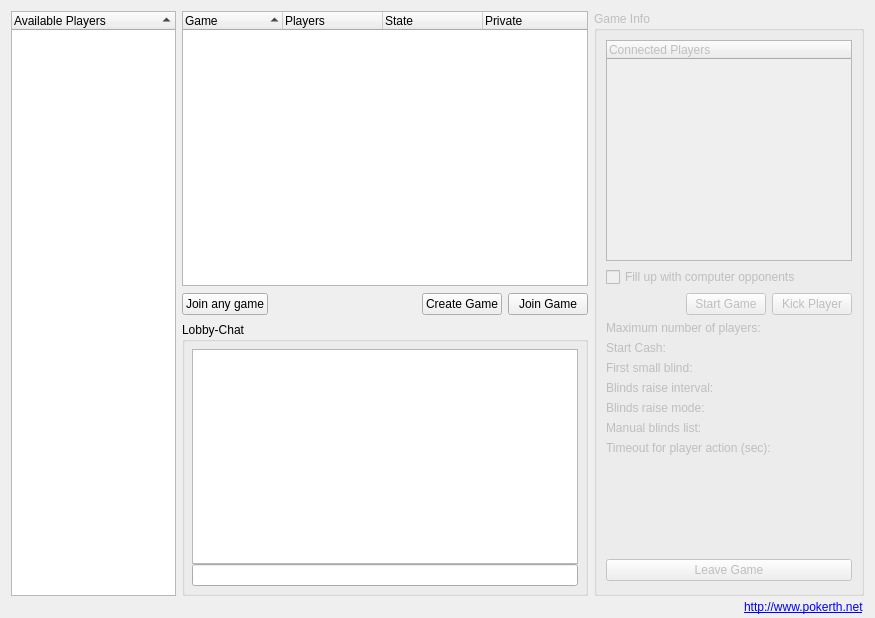
The window that src/gui/qt/gamelobbydialog.ui (pokerth/pokerth) describes before a commit, drawn with Qt 5.
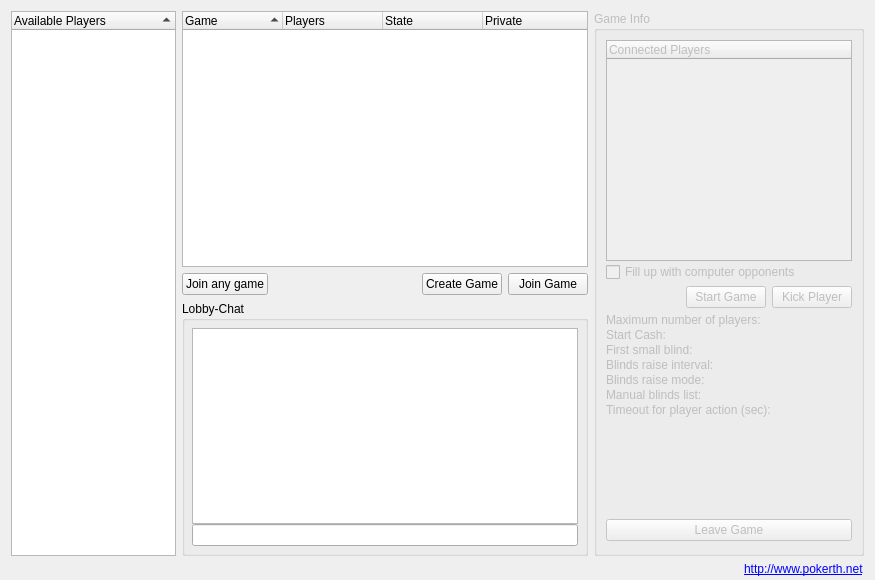
The same window after the commit. Custom widgets are drawn as their Qt base class.

Commit message: final 0.7 translation - small gamelobby fixes for netbook support

```diff
--- a/src/gui/qt/gamelobbydialog.ui
+++ b/src/gui/qt/gamelobbydialog.ui
@@ -1,24 +1,24 @@
 <ui version="4.0" >
  <class>gameLobbyDialog</class>
- <widget class="QDialog" name="gameLobbyDialog" >
-  <property name="geometry" >
+ <widget class="QDialog" name="gameLobbyDialog">
+  <property name="geometry">
    <rect>
     <x>0</x>
     <y>0</y>
     <width>875</width>
-    <height>618</height>
+    <height>580</height>
    </rect>
   </property>
-  <property name="sizePolicy" >
-   <sizepolicy vsizetype="Fixed" hsizetype="Fixed" >
+  <property name="sizePolicy">
+   <sizepolicy hsizetype="Expanding" vsizetype="MinimumExpanding">
     <horstretch>0</horstretch>
     <verstretch>0</verstretch>
    </sizepolicy>
   </property>
-  <property name="minimumSize" >
+  <property name="minimumSize">
    <size>
     <width>875</width>
-    <height>618</height>
+    <height>580</height>
    </size>
   </property>
   <property name="windowTitle" >
@@ -28,13 +28,10 @@
    <property name="bottomMargin" >
     <number>4</number>
    </property>
-   <property name="verticalSpacing" >
-    <number>4</number>
-   </property>
-   <item rowspan="3" row="0" column="0" >
-    <widget class="QTreeWidget" name="treeWidget_NickList" >
-     <property name="sizePolicy" >
-      <sizepolicy vsizetype="Expanding" hsizetype="Fixed" >
+   <item row="0" column="0" rowspan="3">
+    <widget class="QTreeWidget" name="treeWidget_NickList">
+     <property name="sizePolicy">
+      <sizepolicy hsizetype="Fixed" vsizetype="Expanding">
        <horstretch>0</horstretch>
        <verstretch>0</verstretch>
       </sizepolicy>
@@ -108,8 +105,8 @@
      <property name="enabled" >
       <bool>false</bool>
      </property>
-     <property name="sizePolicy" >
-      <sizepolicy vsizetype="Preferred" hsizetype="Expanding" >
+     <property name="sizePolicy">
+      <sizepolicy hsizetype="Expanding" vsizetype="Expanding">
        <horstretch>0</horstretch>
        <verstretch>0</verstretch>
       </sizepolicy>
@@ -129,10 +126,13 @@
      <property name="title" >
       <string>Game Info</string>
      </property>
-     <layout class="QGridLayout" >
-      <item row="0" column="0" >
-       <widget class="QTreeWidget" name="treeWidget_connectedPlayers" >
-        <property name="minimumSize" >
+     <layout class="QVBoxLayout" name="verticalLayout">
+      <property name="spacing">
+       <number>1</number>
+      </property>
+      <item>
+       <widget class="QTreeWidget" name="treeWidget_connectedPlayers">
+        <property name="minimumSize">
          <size>
           <width>221</width>
           <height>221</height>
@@ -157,18 +157,24 @@
         </column>
        </widget>
       </item>
-      <item row="1" column="0" >
-       <widget class="QCheckBox" name="checkBox_fillUpWithComputerOpponents" >
-        <property name="text" >
+      <item>
+       <widget class="QCheckBox" name="checkBox_fillUpWithComputerOpponents">
+        <property name="text">
          <string>Fill up with computer opponents</string>
         </property>
        </widget>
       </item>
-      <item row="2" column="0" >
-       <layout class="QHBoxLayout" >
-        <property name="spacing" >
+      <item>
+       <layout class="QHBoxLayout">
+        <property name="spacing">
          <number>6</number>
         </property>
+        <property name="topMargin">
+         <number>3</number>
+        </property>
+        <property name="bottomMargin">
+         <number>4</number>
+        </property>
         <item>
          <spacer>
           <property name="orientation" >
@@ -183,80 +189,80 @@
          </spacer>
         </item>
         <item>
-         <widget class="QPushButton" name="pushButton_StartGame" >
-          <property name="text" >
+         <widget class="QPushButton" name="pushButton_StartGame">
+          <property name="text">
            <string>Start Game</string>
           </property>
          </widget>
         </item>
         <item>
-         <widget class="QPushButton" name="pushButton_Kick" >
-          <property name="text" >
+         <widget class="QPushButton" name="pushButton_Kick">
+          <property name="text">
            <string>Kick Player</string>
           </property>
          </widget>
         </item>
        </layout>
       </item>
-      <item row="3" column="0" >
-       <layout class="QHBoxLayout" >
+      <item>
+       <layout class="QHBoxLayout">
         <item>
-         <widget class="QLabel" name="label_gameDesc1" >
-          <property name="text" >
+         <widget class="QLabel" name="label_gameDesc1">
+          <property name="text">
            <string>Maximum number of players: </string>
           </property>
          </widget>
         </item>
         <item>
-         <widget class="QLabel" name="label_MaximumNumberOfPlayers" >
-          <property name="alignment" >
+         <widget class="QLabel" name="label_MaximumNumberOfPlayers">
+          <property name="alignment">
            <set>Qt::AlignRight|Qt::AlignTrailing|Qt::AlignVCenter</set>
           </property>
          </widget>
         </item>
        </layout>
       </item>
-      <item row="4" column="0" >
-       <layout class="QHBoxLayout" >
+      <item>
+       <layout class="QHBoxLayout">
         <item>
-         <widget class="QLabel" name="label_gameDesc2" >
-          <property name="text" >
+         <widget class="QLabel" name="label_gameDesc2">
+          <property name="text">
            <string>Start Cash: </string>
           </property>
          </widget>
         </item>
         <item>
-         <widget class="QLabel" name="label_StartCash" >
-          <property name="alignment" >
+         <widget class="QLabel" name="label_StartCash">
+          <property name="alignment">
            <set>Qt::AlignRight|Qt::AlignTrailing|Qt::AlignVCenter</set>
           </property>
          </widget>
         </item>
        </layout>
       </item>
-      <item row="5" column="0" >
-       <layout class="QHBoxLayout" >
+      <item>
+       <layout class="QHBoxLayout">
         <item>
-         <widget class="QLabel" name="label_gameDesc3" >
-          <property name="text" >
+         <widget class="QLabel" name="label_gameDesc3">
+          <property name="text">
            <string>First small blind: </string>
           </property>
          </widget>
         </item>
         <item>
-         <widget class="QLabel" name="label_SmallBlind" >
-          <property name="alignment" >
+         <widget class="QLabel" name="label_SmallBlind">
+          <property name="alignment">
            <set>Qt::AlignRight|Qt::AlignTrailing|Qt::AlignVCenter</set>
           </property>
          </widget>
         </item>
        </layout>
       </item>
-      <item row="6" column="0" >
-       <layout class="QHBoxLayout" >
+      <item>
+       <layout class="QHBoxLayout">
         <item>
-         <widget class="QLabel" name="label_gameDesc4" >
-          <property name="text" >
+         <widget class="QLabel" name="label_gameDesc4">
+          <property name="text">
            <string>Blinds raise interval: </string>
           </property>
           <property name="alignment" >
@@ -265,19 +271,19 @@
          </widget>
         </item>
         <item>
-         <widget class="QLabel" name="label_blindsRaiseIntervall" >
-          <property name="alignment" >
+         <widget class="QLabel" name="label_blindsRaiseIntervall">
+          <property name="alignment">
            <set>Qt::AlignRight|Qt::AlignTop|Qt::AlignTrailing</set>
           </property>
          </widget>
         </item>
        </layout>
       </item>
-      <item row="7" column="0" >
-       <layout class="QHBoxLayout" >
+      <item>
+       <layout class="QHBoxLayout">
         <item>
-         <widget class="QLabel" name="label_gameDesc5" >
-          <property name="text" >
+         <widget class="QLabel" name="label_gameDesc5">
+          <property name="text">
            <string>Blinds raise mode: </string>
           </property>
           <property name="alignment" >
@@ -286,8 +292,8 @@
          </widget>
         </item>
         <item>
-         <widget class="QLabel" name="label_blindsRaiseMode" >
-          <property name="text" >
+         <widget class="QLabel" name="label_blindsRaiseMode">
+          <property name="text">
            <string/>
           </property>
           <property name="alignment" >
@@ -300,11 +306,11 @@
         </item>
        </layout>
       </item>
-      <item row="8" column="0" >
-       <layout class="QHBoxLayout" >
+      <item>
+       <layout class="QHBoxLayout">
         <item>
-         <widget class="QLabel" name="label_gameDesc6" >
-          <property name="text" >
+         <widget class="QLabel" name="label_gameDesc6">
+          <property name="text">
            <string>Manual blinds list:</string>
           </property>
           <property name="alignment" >
@@ -313,8 +319,8 @@
          </widget>
         </item>
         <item>
-         <widget class="QLabel" name="label_blindsList" >
-          <property name="text" >
+         <widget class="QLabel" name="label_blindsList">
+          <property name="text">
            <string/>
           </property>
           <property name="alignment" >
@@ -327,25 +333,25 @@
         </item>
        </layout>
       </item>
-      <item row="9" column="0" >
-       <layout class="QHBoxLayout" >
+      <item>
+       <layout class="QHBoxLayout">
         <item>
-         <widget class="QLabel" name="label_gameDesc7" >
-          <property name="text" >
+         <widget class="QLabel" name="label_gameDesc7">
+          <property name="text">
            <string>Timeout for player action (sec): </string>
           </property>
          </widget>
         </item>
         <item>
-         <widget class="QLabel" name="label_TimeoutForPlayerAction" >
-          <property name="alignment" >
+         <widget class="QLabel" name="label_TimeoutForPlayerAction">
+          <property name="alignment">
            <set>Qt::AlignRight|Qt::AlignTrailing|Qt::AlignVCenter</set>
           </property>
          </widget>
         </item>
        </layout>
       </item>
-      <item row="10" column="0" >
+      <item>
        <spacer>
         <property name="orientation" >
          <enum>Qt::Vertical</enum>
@@ -358,9 +364,9 @@
         </property>
        </spacer>
       </item>
-      <item row="11" column="0" >
-       <layout class="QHBoxLayout" >
-        <property name="spacing" >
+      <item>
+       <layout class="QHBoxLayout">
+        <property name="spacing">
          <number>0</number>
         </property>
         <item>
@@ -380,9 +386,9 @@
          </spacer>
         </item>
         <item>
-         <widget class="QPushButton" name="pushButton_Leave" >
-          <property name="sizePolicy" >
-           <sizepolicy vsizetype="Fixed" hsizetype="Expanding" >
+         <widget class="QPushButton" name="pushButton_Leave">
+          <property name="sizePolicy">
+           <sizepolicy hsizetype="Expanding" vsizetype="Fixed">
             <horstretch>0</horstretch>
             <verstretch>0</verstretch>
            </sizepolicy>
@@ -397,17 +403,17 @@
      </layout>
     </widget>
    </item>
-   <item row="1" column="1" >
-    <layout class="QHBoxLayout" >
-     <property name="spacing" >
+   <item row="1" column="1">
+    <layout class="QHBoxLayout">
+     <property name="spacing">
       <number>6</number>
      </property>
-     <property name="margin" >
+     <property name="margin">
       <number>0</number>
      </property>
      <item>
-      <widget class="QPushButton" name="pushButton_joinAnyGame" >
-       <property name="text" >
+      <widget class="QPushButton" name="pushButton_joinAnyGame">
+       <property name="text">
         <string>Join any game</string>
        </property>
       </widget>
@@ -429,85 +435,75 @@
       </spacer>
      </item>
      <item>
-      <spacer>
-       <property name="orientation" >
-        <enum>Qt::Vertical</enum>
-       </property>
-       <property name="sizeType" >
-        <enum>QSizePolicy::Fixed</enum>
-       </property>
-       <property name="sizeHint" stdset="0" >
-        <size>
-         <width>0</width>
-         <height>28</height>
-        </size>
-       </property>
-      </spacer>
-     </item>
-     <item>
-      <widget class="QPushButton" name="pushButton_CreateGame" >
-       <property name="text" >
+      <widget class="QPushButton" name="pushButton_CreateGame">
+       <property name="text">
         <string>Create Game</string>
        </property>
       </widget>
      </item>
      <item>
-      <widget class="QPushButton" name="pushButton_JoinGame" >
-       <property name="text" >
+      <widget class="QPushButton" name="pushButton_JoinGame">
+       <property name="text">
         <string>Join Game</string>
        </property>
       </widget>
      </item>
     </layout>
    </item>
-   <item row="2" column="1" >
-    <widget class="QGroupBox" name="groupBox_lobbyChat" >
-     <property name="title" >
+   <item row="2" column="1">
+    <widget class="QGroupBox" name="groupBox_lobbyChat">
+     <property name="minimumSize">
+      <size>
+       <width>400</width>
+       <height>0</height>
+      </size>
+     </property>
+     <property name="title">
       <string>Lobby-Chat</string>
      </property>
-     <layout class="QGridLayout" >
-      <property name="margin" >
+     <layout class="QGridLayout">
+      <property name="margin">
        <number>7</number>
       </property>
-      <property name="spacing" >
+      <property name="spacing">
        <number>0</number>
       </property>
-      <item row="0" column="0" >
-       <widget class="QTextBrowser" name="textBrowser_ChatDisplay" />
+      <item row="0" column="0">
+       <widget class="QTextBrowser" name="textBrowser_ChatDisplay"/>
       </item>
-      <item row="1" column="0" >
-       <widget class="QLineEdit" name="lineEdit_ChatInput" />
+      <item row="1" column="0">
+       <widget class="QLineEdit" name="lineEdit_ChatInput"/>
       </item>
      </layout>
     </widget>
    </item>
-   <item row="3" column="0" colspan="3" >
-    <layout class="QHBoxLayout" >
+   <item row="3" column="0" colspan="3">
+    <layout class="QHBoxLayout">
      <item>
-      <widget class="QLabel" name="label_connectedPlayersCounter" >
-       <property name="text" >
+      <widget class="QLabel" name="label_connectedPlayersCounter">
+       <property name="text">
         <string/>
        </property>
       </widget>
      </item>
      <item>
-      <widget class="QLabel" name="label_nickListCounter" >
-       <property name="text" >
+      <widget class="QLabel" name="label_nickListCounter">
+       <property name="text">
         <string/>
        </property>
       </widget>
      </item>
      <item>
-      <widget class="QLabel" name="label_runningGamesCounter" >
-       <property name="text" >
+      <widget class="QLabel" name="label_runningGamesCounter">
+       <property name="text">
         <string/>
        </property>
       </widget>
      </item>
      <item>
-      <widget class="QLabel" name="label_openGamesCounter" >
-       <property name="sizePolicy" >
-        <sizepolicy vsizetype="Preferred" hsizetype="MinimumExpanding" >
+      <widget class="QLabel" name="label_openGamesCounter">
+       <property name="sizePolicy">
+        <sizepolicy hsizetype="MinimumExpanding" vsizetype="Preferred">
          <horstretch>0</horstretch>
          <verstretch>0</verstretch>
         </sizepolicy>
@@ -518,10 +514,10 @@
       </widget>
      </item>
      <item>
-      <widget class="QLabel" name="label_pokerthDotNet" >
-       <property name="text" >
-        <string>&lt;!DOCTYPE HTML PUBLIC "-//W3C//DTD HTML 4.0//EN" "http://www.w3.org/TR/REC-html40/strict.dtd">
-&lt;html>&lt;head>&lt;meta name="qrichtext" content="1" />&lt;style type="text/css">
+      <widget class="QLabel" name="label_pokerthDotNet">
+       <property name="text">
+        <string>&lt;!DOCTYPE HTML PUBLIC &quot;-//W3C//DTD HTML 4.0//EN&quot; &quot;http://www.w3.org/TR/REC-html40/strict.dtd&quot;&gt;
+&lt;html&gt;&lt;head&gt;&lt;meta name=&quot;qrichtext&quot; content=&quot;1&quot; /&gt;&lt;style type=&quot;text/css&quot;&gt;
 p, li { white-space: pre-wrap; }
 &lt;/style>&lt;/head>&lt;body>
 &lt;p style=" margin-top:0px; margin-bottom:0px; margin-left:0px; margin-right:0px; -qt-block-indent:0; text-indent:0px;">&lt;a href="http://www.pokerth.net">&lt;span style=" text-decoration: underline; color:#0000ff;">http://www.pokerth.net&lt;/span>&lt;/a>&lt;/p>&lt;/body>&lt;/html></string>
```
Left out of the diff: 103 changed lines with no effect on the pictures. The commit also changes 24 other files.
